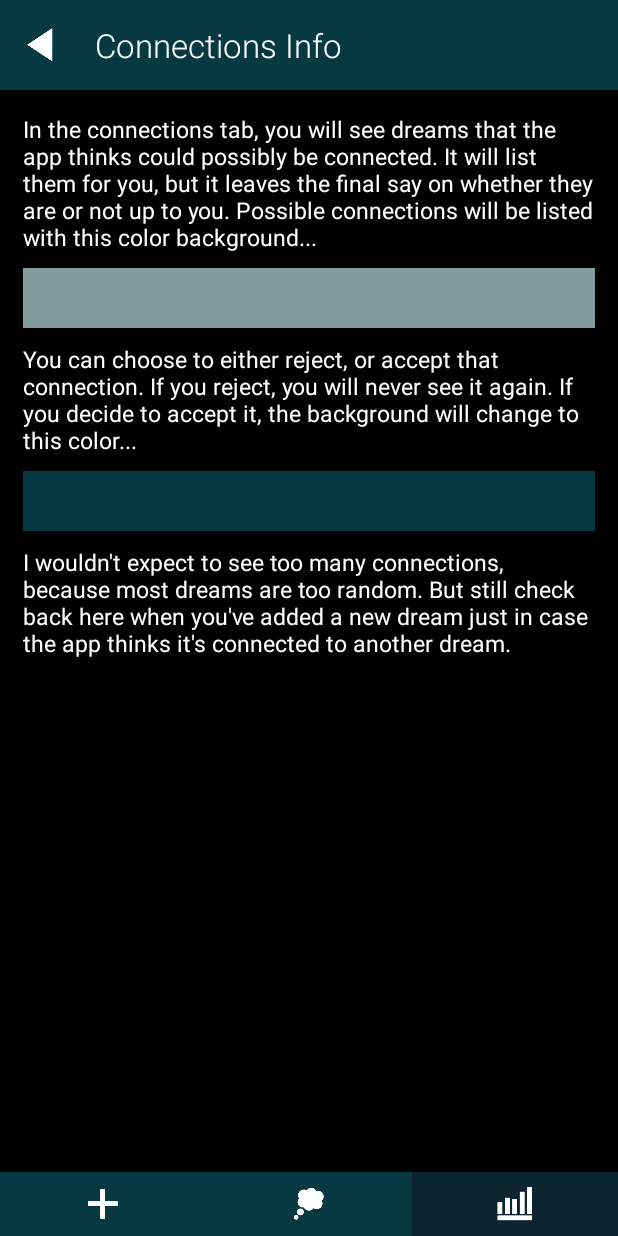
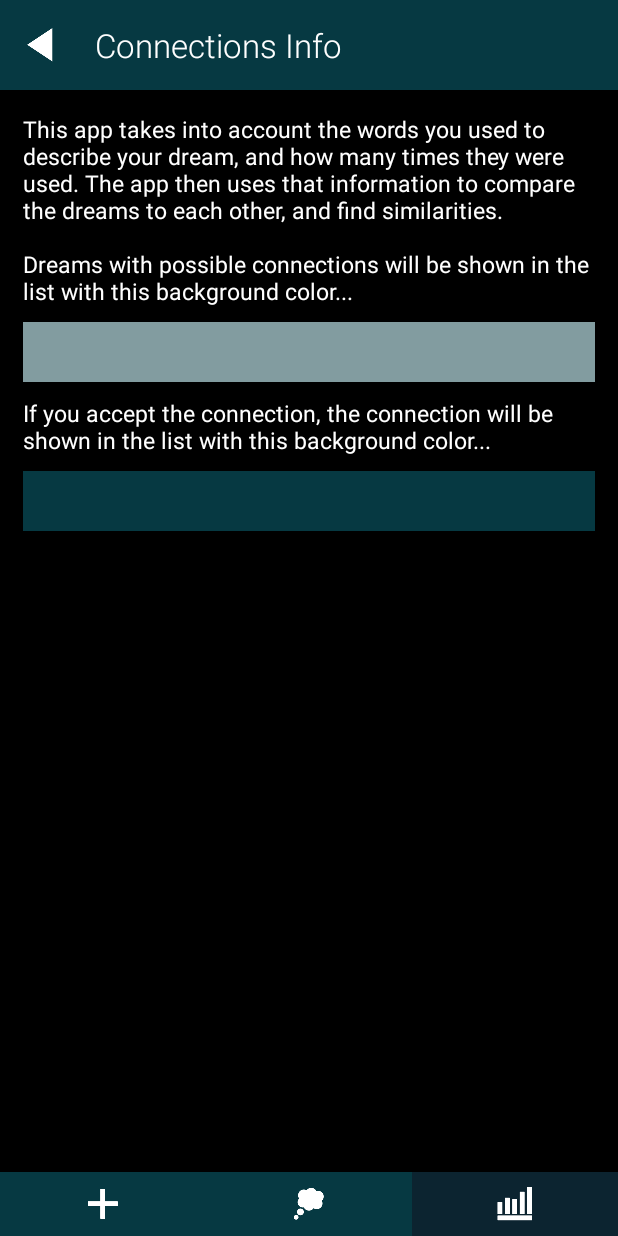
Before and after one commit to engineksoftware/DreamSpace, an Android app: the fragment ConFragment placed in its activity, after a tap on an icon or button, on a phone screen of 412 x 824 dp. Run offline under Robolectric (Android 15) with nearby library versions, the phone set to English and light mode, and no system bars; our stand-ins replace AdMob.

Commit message:
Changed some stuff with the alarm manager, and the connections info fragment.

```diff
--- a/app/src/main/java/enginek/dreamspace/AddFragment.java
+++ b/app/src/main/java/enginek/dreamspace/AddFragment.java
@@ -6,6 +6,7 @@ import android.content.Context;
 import android.content.DialogInterface;
 import android.support.v4.app.Fragment;
 import android.os.Bundle;
+import android.support.v4.app.FragmentTransaction;
 import android.support.v7.app.AlertDialog;
 import android.text.InputType;
 import android.view.LayoutInflater;
@@ -26,6 +27,11 @@ import java.text.SimpleDateFormat;
 import java.util.Calendar;
 
 public class AddFragment extends Fragment {
+
+    private static final String ADD_TAG = "ADD FRAGMENT";
+    private static final String DREAM_TAG = "DREAM FRAGMENT";
+    private static final String STAT_TAG = "STAT FRAGMENT";
+    private static final String CON_FRAG = "CON FRAGMENT";
 
     View view;
     String title;
--- a/app/src/main/java/enginek/dreamspace/DatabaseHandler.java
+++ b/app/src/main/java/enginek/dreamspace/DatabaseHandler.java
@@ -380,7 +380,7 @@ public class DatabaseHandler extends SQLiteOpenHelper {
         if(firstDreamValue == 0){
             Calendar calendar = Calendar.getInstance();
             calendar.setTimeInMillis(System.currentTimeMillis());
-            calendar.set(Calendar.HOUR, 12);
+            calendar.set(Calendar.HOUR_OF_DAY, 0);
             calendar.set(Calendar.MINUTE, 0);
             calendar.set(Calendar.SECOND, 0);
             calendar.set(Calendar.AM_PM, Calendar.AM);
--- a/app/src/main/java/enginek/dreamspace/DateReceiver.java
+++ b/app/src/main/java/enginek/dreamspace/DateReceiver.java
@@ -28,10 +28,10 @@ public class DateReceiver extends BroadcastReceiver {
         @Override
         public void onReceive(Context context, Intent intent) {
 
-                pref = context.getSharedPreferences(context.getString(R.string.statistics_data), 0);
+                pref = context.getSharedPreferences(context.getString(R.string.statistics_data), context.MODE_PRIVATE);
                 editor = pref.edit();
 
-                if(pref.getInt(context.getString(R.string.first_dream_added),context.MODE_PRIVATE) == 1){
+                if(pref.getInt(context.getString(R.string.first_dream_added),0) == 1){
                     //Gets the current year and month.
                     Calendar calendar = Calendar.getInstance();
                     SimpleDateFormat df = new SimpleDateFormat("yyyy-MM-dd");
--- a/app/src/main/res/layout/info_fragment.xml
+++ b/app/src/main/res/layout/info_fragment.xml
@@ -53,7 +53,7 @@
                 android:textColor="@color/white"
                 android:layout_width="match_parent"
                 android:layout_height="wrap_content"
-                android:text="In the connections tab, you will see dreams that the app thinks could possibly be connected. It will list them for you, but it leaves the final say on whether they are or not up to you. Possible connections will be listed with this color background... "/>
+                android:text="This app takes into account the words you used to describe your dream, and how many times they were used. The app then uses that information to compare the dreams to each other, and find similarities. \n\nDreams with possible connections will be shown in the list with this background color... "/>
 
             <Button
                 android:id="@+id/button1"
@@ -71,7 +71,7 @@
                 android:textColor="@color/white"
                 android:layout_width="match_parent"
                 android:layout_height="wrap_content"
-                android:text="You can choose to either reject, or accept that connection. If you reject, you will never see it again. If you decide to accept it, the background will change to this color..."/>
+                android:text="If you accept the connection, the connection will be shown in the list with this background color..."/>
 
             <Button
                 android:id="@+id/button2"
@@ -80,17 +80,6 @@
                 android:layout_below="@+id/text2"
                 android:layout_width="match_parent"
                 android:layout_height="40dp" />
-
-            <TextView
-                android:layout_marginTop="10dp"
-                android:layout_below="@+id/button2"
-                android:id="@+id/text3"
-                android:textSize="@dimen/text_size_small"
-                android:textColor="@color/white"
-                android:layout_width="match_parent"
-                android:layout_height="wrap_content"
-                android:text="I wouldn't expect to see too many connections, because most dreams are too random. But still check back here when you've added a new dream just in case the app thinks it's connected to another dream."/>
-
         </RelativeLayout>
 
     </ScrollView>
```
Also changed, not shown: app/src/main/java/enginek/dreamspace/StartReceiver.java (+8 -1 lines).
